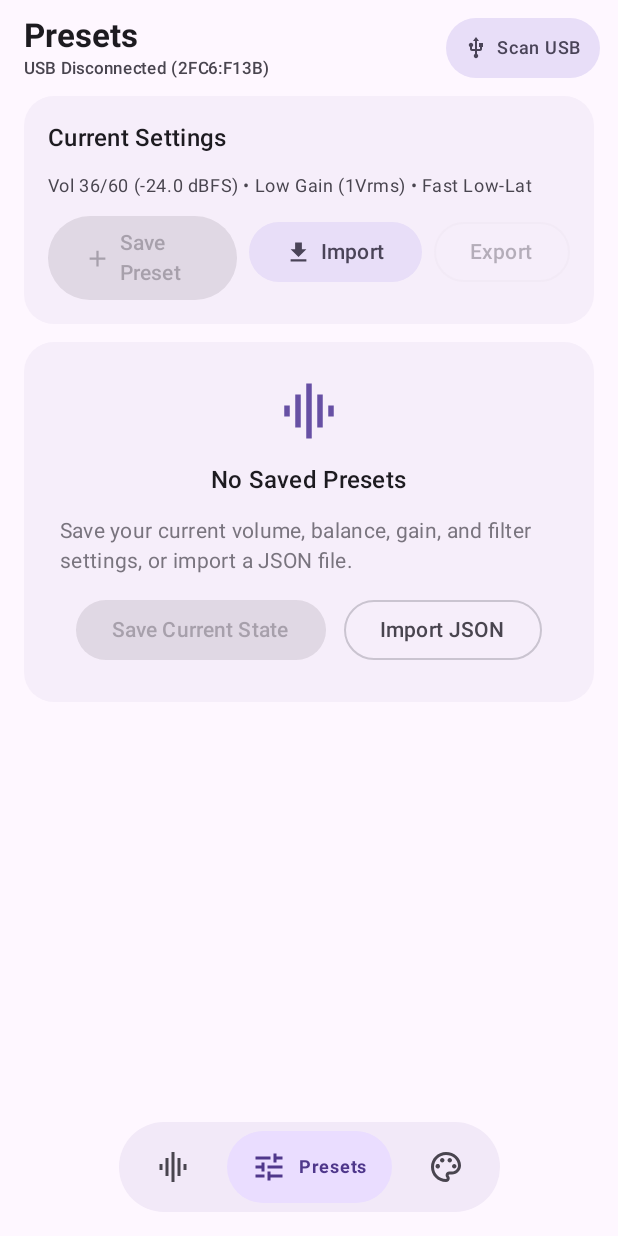
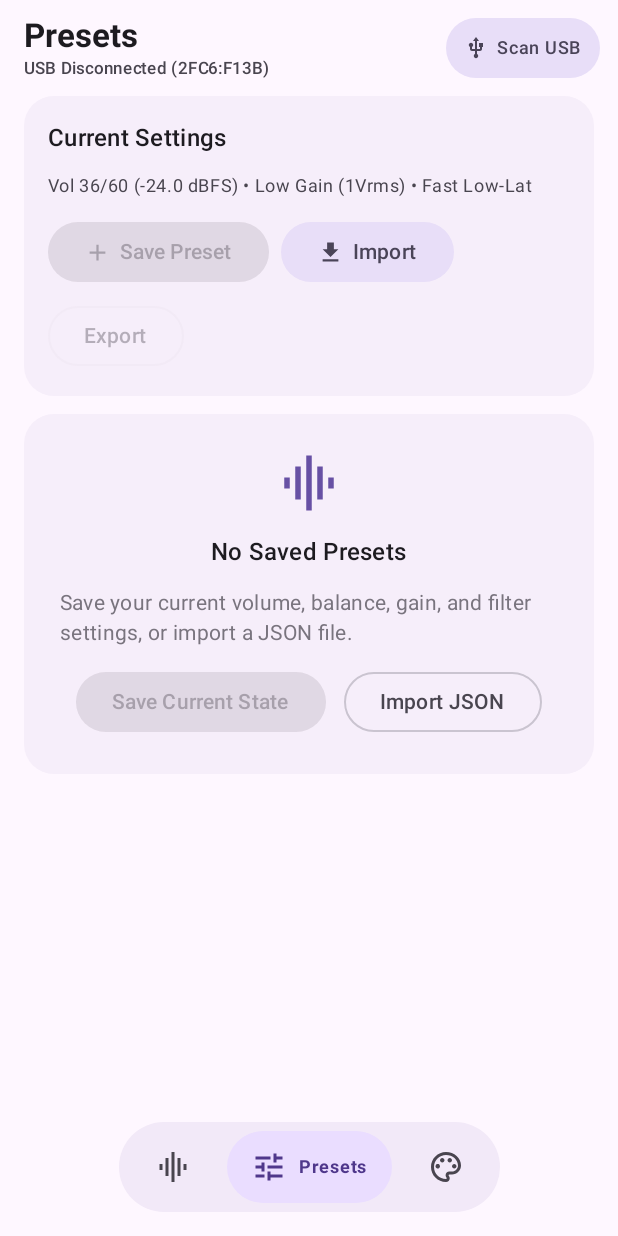
Before and after one commit to RapliVx/Magivant-Dac-App, an Android app built with Jetpack Compose: the screen it shows after launch (MainActivity), after a tap on "Presets", on a phone screen of 412 x 824 dp. Run offline under Robolectric (Android 15) with nearby library versions, the phone set to English and light mode, and no system bars; our stand-ins replace Material 3 Expressive styles (plain Material 3 is drawn); libraries missing offline, so code that uses them is left out: coil.decode, com.materialkolor.rememberDynamicColorScheme; 6 statements that could not run were skipped; 2 other taps on this screen came first.

Commit message:
refactor(ui): improve screen layout responsiveness
- Use FlowRow in card headers to prevent overflow
- Extract ThemePreviewNavigation into standalone component
- Render dynamic tab icons in theme preview

```diff
--- a/app/src/main/java/com/rapli/magivant/ui/MagiventScreen.kt
+++ b/app/src/main/java/com/rapli/magivant/ui/MagiventScreen.kt
@@ -23,6 +23,7 @@ import androidx.compose.foundation.clickable
 import androidx.compose.foundation.layout.Arrangement
 import androidx.compose.foundation.layout.Box
 import androidx.compose.foundation.layout.Column
+import androidx.compose.foundation.layout.FlowRow
 import androidx.compose.foundation.layout.IntrinsicSize
 import androidx.compose.foundation.layout.PaddingValues
 import androidx.compose.foundation.layout.Row
@@ -39,6 +40,7 @@ import androidx.compose.foundation.layout.padding
 import androidx.compose.foundation.layout.safeDrawing
 import androidx.compose.foundation.layout.size
 import androidx.compose.foundation.layout.width
+import androidx.compose.foundation.layout.widthIn
 import androidx.compose.foundation.rememberScrollState
 import androidx.compose.foundation.shape.RoundedCornerShape
 import androidx.compose.foundation.verticalScroll
@@ -1022,7 +1024,7 @@ private fun DisconnectedQuickCard(
 }
 
 @Composable
-private fun VolumeAndBalanceCard(
+internal fun VolumeAndBalanceCard(
     uiState: DacUiState,
     onVolumeChanged: (Int) -> Unit,
     onAdjustHalfDb: (Int) -> Unit,
@@ -1044,12 +1046,14 @@ private fun VolumeAndBalanceCard(
                         .padding(16.dp),
                     verticalArrangement = Arrangement.spacedBy(10.dp)
                 ) {
-                    Row(
+                    FlowRow(
                         modifier = Modifier.fillMaxWidth(),
-                        horizontalArrangement = Arrangement.SpaceBetween,
-                        verticalAlignment = Alignment.CenterVertically
+                        horizontalArrangement = Arrangement.spacedBy(8.dp),
+                        verticalArrangement = Arrangement.spacedBy(4.dp),
+                        itemVerticalAlignment = Alignment.CenterVertically
                     ) {
                         Row(
+                            modifier = Modifier.weight(1f).widthIn(min = 160.dp),
                             verticalAlignment = Alignment.CenterVertically,
                             horizontalArrangement = Arrangement.spacedBy(8.dp)
                         ) {
@@ -1058,7 +1062,7 @@ private fun VolumeAndBalanceCard(
                                 contentDescription = "Volume",
                                 tint = cs.primary
                             )
-                            Column {
+                            Column(modifier = Modifier.weight(1f)) {
                                 Text(
                                     text = "Volume (${uiState.volumeIndex} / ${uiState.maxVolumeIndex})",
                                     style = MaterialTheme.typography.titleMedium,
@@ -1074,7 +1078,7 @@ private fun VolumeAndBalanceCard(
                         }
 
                         TextButton(onClick = onQuickSavePreset, enabled = uiState.hasDeviceState) {
-                            Text("Save Preset")
+                            Text("Save Preset", maxLines = 1, softWrap = false)
                         }
                     }
 
--- a/app/src/main/java/com/rapli/magivant/ui/components/PresetComponents.kt
+++ b/app/src/main/java/com/rapli/magivant/ui/components/PresetComponents.kt
@@ -3,6 +3,7 @@ package com.rapli.magivant.ui.components
 import androidx.compose.foundation.ExperimentalFoundationApi
 import androidx.compose.foundation.layout.Arrangement
 import androidx.compose.foundation.layout.Column
+import androidx.compose.foundation.layout.FlowRow
 import androidx.compose.foundation.layout.PaddingValues
 import androidx.compose.foundation.layout.Row
 import androidx.compose.foundation.layout.Spacer
@@ -315,14 +316,14 @@ private fun PresetActionHeader(
                     style = MaterialTheme.typography.bodySmall,
                     color = cs.onSurfaceVariant
                 )
-                Row(
+                FlowRow(
                     modifier = Modifier.fillMaxWidth(),
-                    horizontalArrangement = Arrangement.spacedBy(8.dp)
+                    horizontalArrangement = Arrangement.spacedBy(8.dp),
+                    verticalArrangement = Arrangement.spacedBy(8.dp)
                 ) {
                     Button(
                         onClick = onNewClicked,
-                        enabled = uiState.hasDeviceState,
-                        modifier = Modifier.weight(1f)
+                        enabled = uiState.hasDeviceState
                     ) {
                         Icon(
                             imageVector = Icons.Filled.Add,
@@ -330,7 +331,7 @@ private fun PresetActionHeader(
                             modifier = Modifier.size(18.dp)
                         )
                         Spacer(modifier = Modifier.width(6.dp))
-                        Text("Save Preset")
+                        Text("Save Preset", maxLines = 1, softWrap = false)
                     }
                     FilledTonalButton(
                         onClick = onImportClicked
```
Also changed, not shown: app/src/main/java/com/rapli/magivant/ui/ThemeSettingsScreen.kt (+56 -38 lines).
